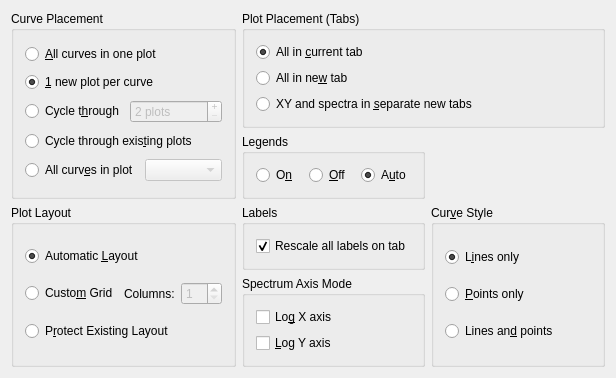
Old version of the form src/libkstapp/datawizardpageplot.ui in the repository Kst-plot/kst.
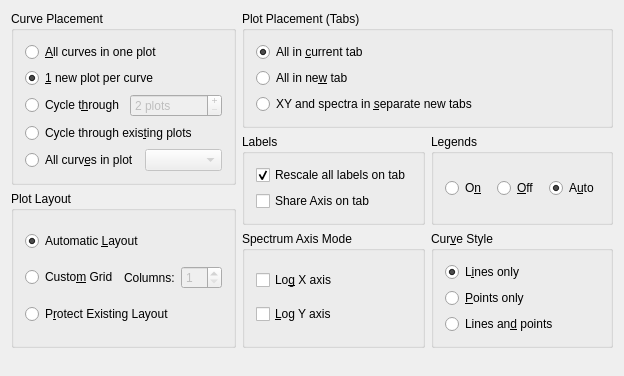
New version of the form. Custom widgets are drawn as their Qt base class.

Commit message:
Start support for 'place in shared axis box' from the wizard.  This is far from done, and the UI is hidden for now.  I am putting off finishing this to post 2.0.3
Some modifications to the label system.  I think this is an improvement,  but there are still
some issues.  To fix them requires a significant (but simple) api change, which I am ready to do.

Diff of the .ui file:
```diff
--- a/src/libkstapp/datawizardpageplot.ui
+++ b/src/libkstapp/datawizardpageplot.ui
@@ -6,8 +6,8 @@
    <rect>
     <x>0</x>
     <y>0</y>
-    <width>616</width>
-    <height>360</height>
+    <width>624</width>
+    <height>376</height>
    </rect>
   </property>
   <layout class="QGridLayout" name="gridLayout_4">
@@ -140,39 +140,6 @@
      </layout>
     </widget>
    </item>
-   <item row="1" column="1">
-    <widget class="QGroupBox" name="buttonGroup7">
-     <property name="title">
-      <string>Legends</string>
-     </property>
-     <layout class="QGridLayout" name="gridLayout_3">
-      <item row="0" column="0">
-       <widget class="QRadioButton" name="_legendsOn">
-        <property name="text">
-         <string>O&amp;n</string>
-        </property>
-       </widget>
-      </item>
-      <item row="0" column="1">
-       <widget class="QRadioButton" name="_legendsOff">
-        <property name="text">
-         <string>&amp;Off</string>
-        </property>
-       </widget>
-      </item>
-      <item row="0" column="2">
-       <widget class="QRadioButton" name="_legendsAuto">
-        <property name="text">
-         <string>A&amp;uto</string>
-        </property>
-        <property name="checked">
-         <bool>true</bool>
-        </property>
-       </widget>
-      </item>
-     </layout>
-    </widget>
-   </item>
    <item row="2" column="0" rowspan="2">
     <widget class="QGroupBox" name="groupBox_2">
      <property name="title">
@@ -230,7 +197,7 @@
      </layout>
     </widget>
    </item>
-   <item row="2" column="1">
+   <item row="1" column="1" rowspan="2">
     <widget class="QGroupBox" name="groupBox_3">
      <property name="title">
       <string>Labels</string>
@@ -246,10 +213,17 @@
         </property>
        </widget>
       </item>
+      <item row="1" column="0">
+       <widget class="QCheckBox" name="_shareAxis">
+        <property name="text">
+         <string>Share Axis on tab</string>
+        </property>
+       </widget>
+      </item>
      </layout>
     </widget>
    </item>
-   <item row="2" column="2" rowspan="2">
+   <item row="3" column="2">
     <widget class="QGroupBox" name="buttonGroup1">
      <property name="title">
       <string>Cur&amp;ve Style</string>
@@ -318,6 +292,39 @@
      </property>
     </spacer>
    </item>
+   <item row="1" column="2" rowspan="2">
+    <widget class="QGroupBox" name="buttonGroup7">
+     <property name="title">
+      <string>Legends</string>
+     </property>
+     <layout class="QGridLayout" name="gridLayout_3">
+      <item row="0" column="0">
+       <widget class="QRadioButton" name="_legendsOn">
+        <property name="text">
+         <string>O&amp;n</string>
+        </property>
+       </widget>
+      </item>
+      <item row="0" column="1">
+       <widget class="QRadioButton" name="_legendsOff">
+        <property name="text">
+         <string>&amp;Off</string>
+        </property>
+       </widget>
+      </item>
+      <item row="0" column="2">
+       <widget class="QRadioButton" name="_legendsAuto">
+        <property name="text">
+         <string>A&amp;uto</string>
+        </property>
+        <property name="checked">
+         <bool>true</bool>
+        </property>
+       </widget>
+      </item>
+     </layout>
+    </widget>
+   </item>
   </layout>
  </widget>
  <layoutdefault spacing="6" margin="11"/>
```
The commit also changes 6 other files.
